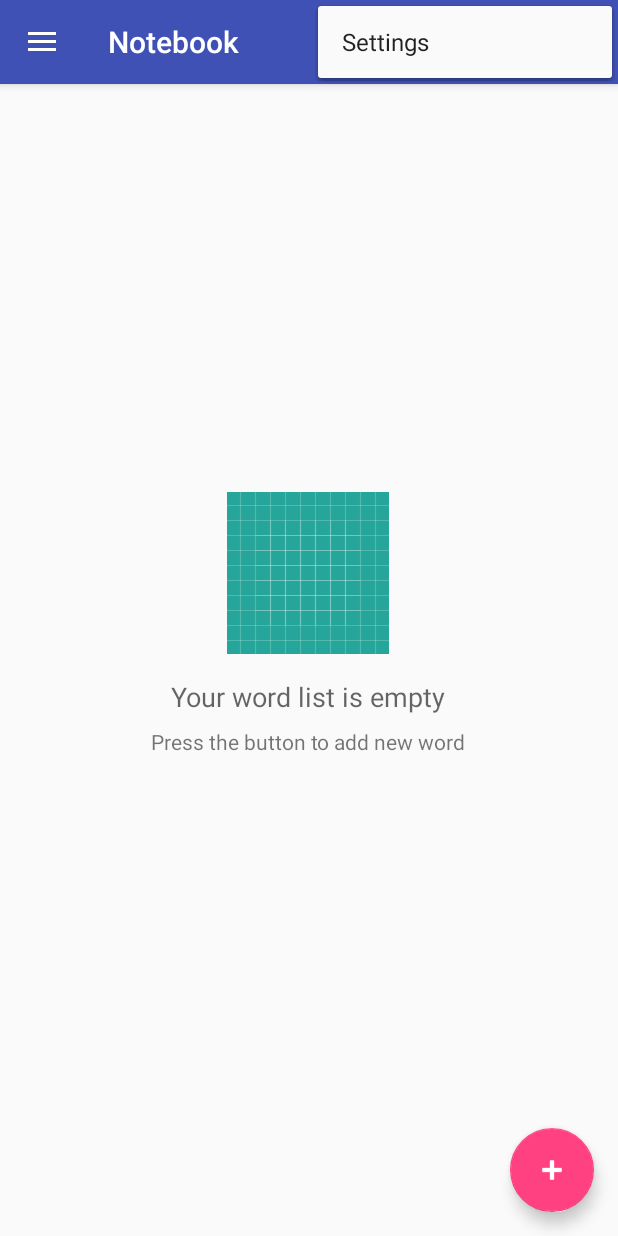
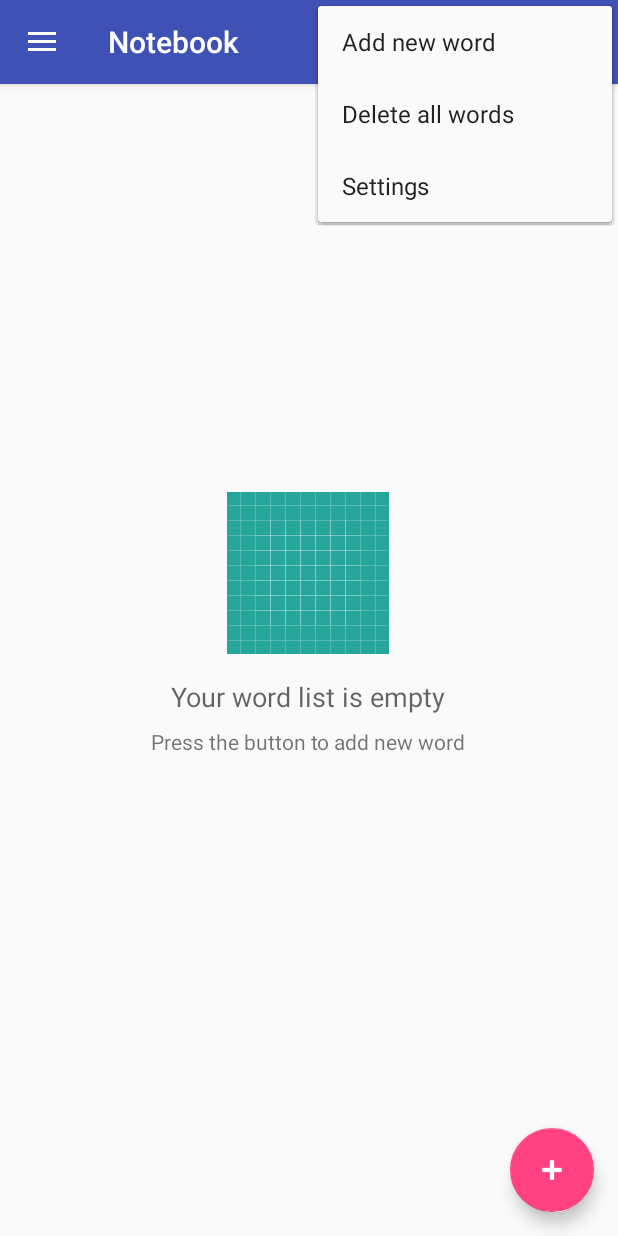
Before and after one commit to snasib/Notebook, an Android app: the screen it shows after launch (MainActivity), with the options menu open, on a phone screen of 412 x 824 dp. Run offline under Robolectric (Android 15) with nearby library versions, the phone set to English and light mode, and no system bars.

Commit message:
Added new options

```diff
--- a/app/src/main/res/menu/menu_main.xml
+++ b/app/src/main/res/menu/menu_main.xml
@@ -2,8 +2,18 @@
 <menu xmlns:android="http://schemas.android.com/apk/res/android"
     xmlns:app="http://schemas.android.com/apk/res-auto">
     <item
+        android:id="@+id/action_add"
+        android:orderInCategory="100"
+        android:title="@string/action_add"
+        app:showAsAction="never" />
+    <item
+        android:id="@+id/action_delete_all"
+        android:orderInCategory="101"
+        android:title="@string/action_delete_all"
+        app:showAsAction="never" />
+    <item
         android:id="@+id/action_settings"
-        android:orderInCategory="100"
+        android:orderInCategory="102"
         android:title="@string/action_settings"
         app:showAsAction="never" />
 </menu>
--- a/app/src/main/res/values/strings.xml
+++ b/app/src/main/res/values/strings.xml
@@ -15,4 +15,6 @@
     <string name="menu_drawer_communicate">Communicate</string>
     <string name="menu_drawer_share">Share</string>
     <string name="menu_drawer_send">Send</string>
+    <string name="action_add">Add new word</string>
+    <string name="action_delete_all">Delete all words</string>
 </resources>
```
